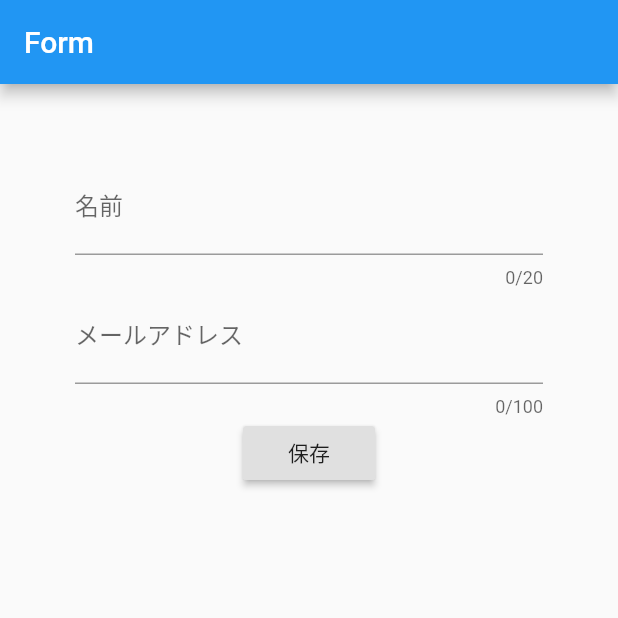
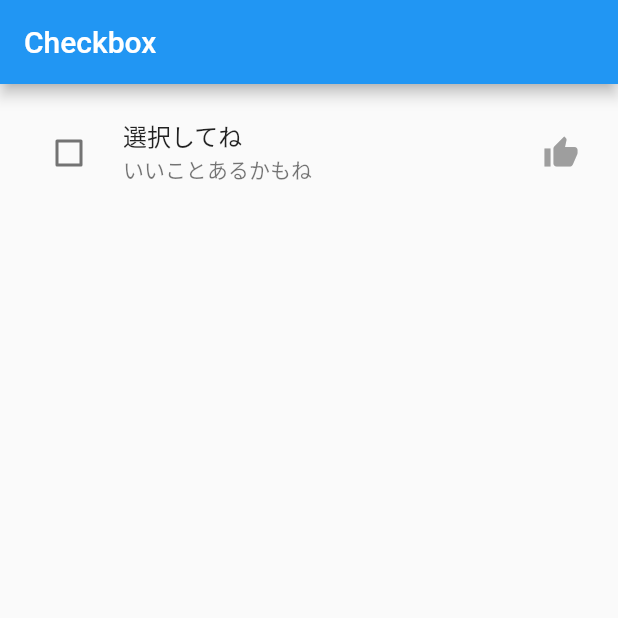
Before and after one commit to kazuma-fujita/flutter_doc_jp_layout_tutorial, a Flutter app: the screen it shows after launch, on a phone screen of 412 x 824 dp, the top half of it. Run offline on Flutter 3.47's test engine with Material 2 defaults, Android fonts, the phone set to English and light mode, and no system bars.

Commit message:
added checkbox

```diff
--- /dev/null
+++ b/lib/checkbox.dart
@@ -0,0 +1,76 @@
+import 'package:flutter/material.dart';
+
+class CheckboxWidget extends StatelessWidget {
+  @override
+  Widget build(BuildContext context) {
+    return MaterialApp(
+      home: Scaffold(
+        appBar: AppBar(
+          title: const Text('Checkbox'),
+        ),
+        body: ChangeForm(),
+      ),
+    );
+  }
+}
+
+class ChangeForm extends StatefulWidget {
+  @override
+  _ChangeFormState createState() => _ChangeFormState();
+}
+
+class _ChangeFormState extends State<ChangeForm> {
+  bool _isCheck = false;
+
+  void _handleCheckbox(bool isCheck) {
+    setState(() {
+      _isCheck = isCheck;
+    });
+  }
+
+  @override
+  Widget build(BuildContext context) {
+    return Container(
+      padding: const EdgeInsets.all(10),
+      child: Column(
+        children: [
+          new CheckboxListTile(
+            activeColor: Colors.blue,
+            title: const Text('選択してね'),
+            subtitle: const Text('いいことあるかもね'),
+            secondary: new Icon(
+              Icons.thumb_up,
+              color: _isCheck ? Colors.orange[700] : Colors.grey[500],
+            ),
+            controlAffinity: ListTileControlAffinity.leading,
+            value: _isCheck,
+            onChanged: _handleCheckbox,
+          )
+        ],
+      ),
+    );
+  }
+
+  // @override
+  // Widget build(BuildContext context) {
+  //   return Container(
+  //     padding: const EdgeInsets.all(50),
+  //     child: Column(
+  //       children: [
+  //         Center(
+  //           child: Icon(
+  //             Icons.thumb_up,
+  //             color: _isCheck ? Colors.orange[700] : Colors.grey[500],
+  //             size: 100,
+  //           ),
+  //         ),
+  //         new Checkbox(
+  //           activeColor: Colors.blue,
+  //           value: _isCheck,
+  //           onChanged: _handleCheckbox,
+  //         ),
+  //       ],
+  //     ),
+  //   );
+  // }
+}
--- a/lib/main.dart
+++ b/lib/main.dart
@@ -1,10 +1,10 @@
 import 'package:flutter/material.dart';
 import 'package:flutter/rendering.dart';
-import 'package:flutter_doc_jp_layout_tutorial/text_form_field.dart';
+import 'package:flutter_doc_jp_layout_tutorial/checkbox.dart';
 
 void main() {
   debugPaintSizeEnabled = false;
-  runApp(TextFormFieldWidget());
+  runApp(CheckboxWidget());
 }
 
 class MyApp extends StatelessWidget {
```
